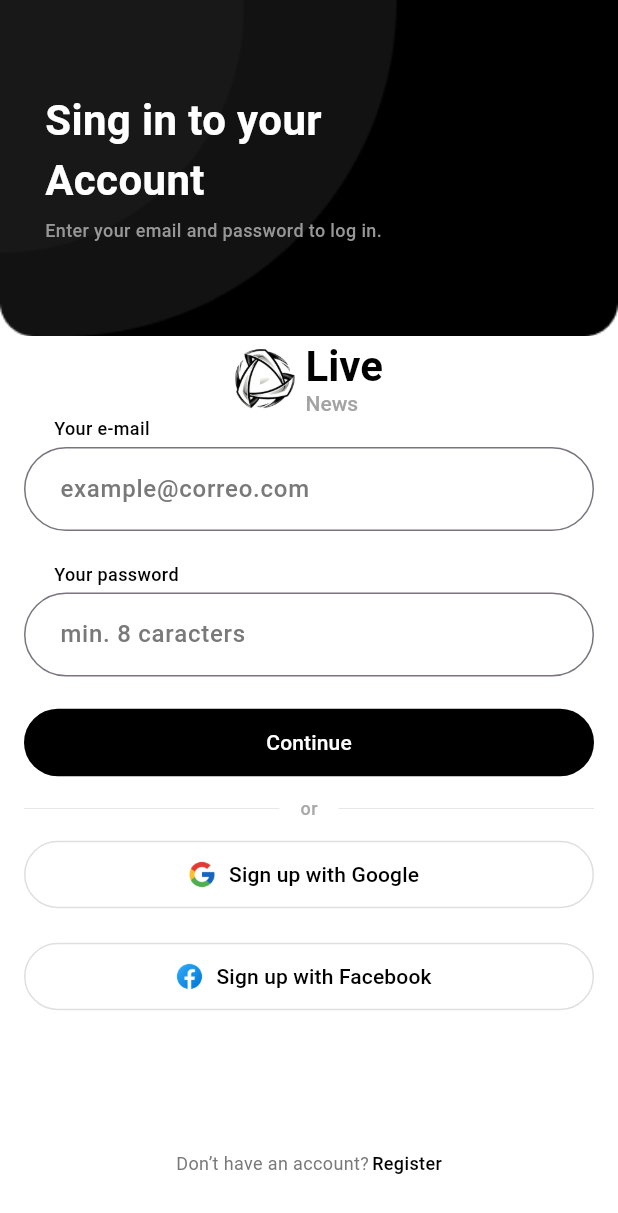
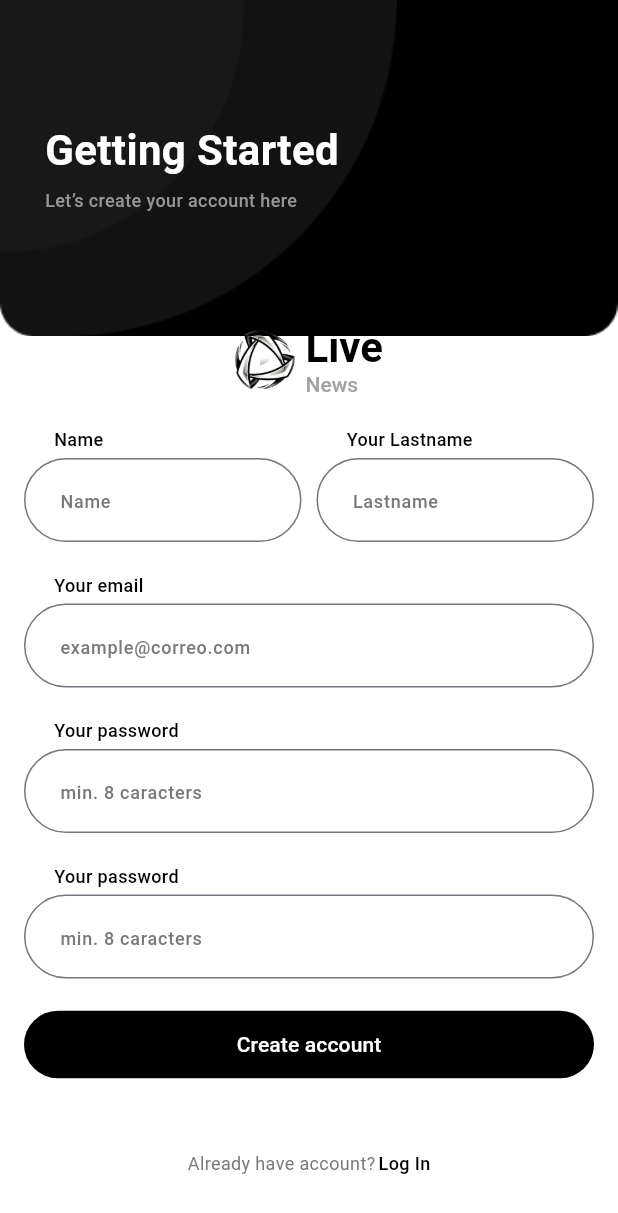
Before and after one commit to IsaiGonzalez08/live_news, a Flutter app: the LoginView screen opened directly, after a tap on "Register", on a phone screen of 412 x 824 dp. Shown: the top 1213 px of the screen. Run offline on Flutter 3.47's test engine with Material 3 defaults, Android fonts, the phone set to English and light mode, and no system bars.

Commit message:
[ADD] views register_view

```diff
--- a/lib/views/Login/login_view.dart
+++ b/lib/views/Login/login_view.dart
@@ -1,4 +1,5 @@
 import 'package:flutter/material.dart';
+import 'package:news_app/views/Register/register_view.dart';
 import 'package:news_app/widgets/custom_text_form.dart';
 
 class LoginView extends StatelessWidget {
@@ -10,7 +11,7 @@ class LoginView extends StatelessWidget {
       body: SingleChildScrollView(
         child: Container(
           width: double.infinity,
-          height: MediaQuery.of(context).size.height, // Asegura que el contenedor tenga la altura de la pantalla
+          height: MediaQuery.of(context).size.height,
           decoration: const BoxDecoration(
             color: Color(0xFFFFFFFF),
             image: DecorationImage(
@@ -92,6 +93,7 @@ class LoginView extends StatelessWidget {
                             const CustomTextFormField(
                               labelText: 'Your e-mail',
                               hintText: 'example@correo.com',
+                              width: double.infinity,
                             ),
                             const SizedBox(
                               height: 20,
@@ -99,6 +101,7 @@ class LoginView extends StatelessWidget {
                             const CustomTextFormField(
                               labelText: 'Your password',
                               hintText: 'min. 8 caracters',
+                              width: double.infinity,
                             ),
                             const SizedBox(
                               height: 20,
@@ -151,9 +154,8 @@ class LoginView extends StatelessWidget {
                               style: ButtonStyle(
                                 minimumSize: const WidgetStatePropertyAll(
                                     Size(double.infinity, 45)),
-                                backgroundColor:
-                                    const WidgetStatePropertyAll(
-                                        Color(0xFFFFFFFF)),
+                                backgroundColor: const WidgetStatePropertyAll(
+                                    Color(0xFFFFFFFF)),
                                 shape: WidgetStateProperty.all<
                                     RoundedRectangleBorder>(
                                   RoundedRectangleBorder(
@@ -182,9 +184,8 @@ class LoginView extends StatelessWidget {
                               style: ButtonStyle(
                                 minimumSize: const WidgetStatePropertyAll(
                                     Size(double.infinity, 45)),
-                                backgroundColor:
-                                    const WidgetStatePropertyAll(
-                                        Color(0xFFFFFFFF)),
+                                backgroundColor: const WidgetStatePropertyAll(
+                                    Color(0xFFFFFFFF)),
                                 shape: WidgetStateProperty.all<
                                     RoundedRectangleBorder>(
                                   RoundedRectangleBorder(
@@ -211,20 +212,24 @@ class LoginView extends StatelessWidget {
                     ),
                   ],
                 ),
-                Container(), // Este Container está vacío, podrías eliminarlo si no es necesario
+                Container(),
                 Row(
                   mainAxisAlignment: MainAxisAlignment.center,
                   children: [
                     const Text(
                       'Don’t have an account?',
-                      style:
-                          TextStyle(color: Color(0xFF797979), fontSize: 12),
+                      style: TextStyle(color: Color(0xFF797979), fontSize: 12),
                     ),
                     const SizedBox(
                       width: 2,
                     ),
                     InkWell(
-                      onTap: () {},
+                      onTap: () {
+                        Navigator.push(
+                            context,
+                            MaterialPageRoute(
+                                builder: (context) => const RegisterView()));
+                      },
                       child: const Text(
                         'Register',
                         style: TextStyle(
--- /dev/null
+++ b/lib/views/Register/register_view.dart
@@ -0,0 +1,194 @@
+import 'package:flutter/material.dart';
+import 'package:news_app/views/Login/login_view.dart';
+import 'package:news_app/widgets/custom_text_form.dart';
+
+class RegisterView extends StatelessWidget {
+  const RegisterView({super.key});
+
+  @override
+  Widget build(BuildContext context) {
+    return Scaffold(
+      body: SingleChildScrollView(
+        child: Container(
+          width: double.infinity,
+          height: MediaQuery.of(context).size.height,
+          decoration: const BoxDecoration(
+            color: Color(0xFFFFFFFF),
+            image: DecorationImage(
+              alignment: Alignment(0, -1),
+              fit: BoxFit.contain,
+              image: AssetImage('assets/images/login_signup_bg.png'),
+            ),
+          ),
+          child: Padding(
+            padding: const EdgeInsets.symmetric(vertical: 40),
+            child: Column(
+              crossAxisAlignment: CrossAxisAlignment.start,
+              mainAxisAlignment: MainAxisAlignment.spaceBetween,
+              children: [
+                const Padding(
+                  padding: EdgeInsets.symmetric(horizontal: 30, vertical: 40),
+                  child: Column(
+                    crossAxisAlignment: CrossAxisAlignment.start,
+                    children: [
+                      Text(
+                        'Getting Started',
+                        style: TextStyle(
+                            color: Color(0xFFFFFFFF),
+                            fontSize: 28,
+                            fontWeight: FontWeight.w600),
+                      ),
+                      SizedBox(
+                        height: 5,
+                      ),
+                      Text(
+                        textAlign: TextAlign.start,
+                        'Let’s create your account here',
+                        style: TextStyle(
+                            color: Color(0xFF979797),
+                            fontSize: 12,
+                            fontWeight: FontWeight.w500),
+                      ),
+                    ],
+                  ),
+                ),
+                Column(
+                  children: [
+                    const SizedBox(
+                      height: 20,
+                    ),
+                    Row(
+                      mainAxisAlignment: MainAxisAlignment.center,
+                      children: [
+                        Image.asset(
+                          'assets/images/logo_live_news.png',
+                          width: 40,
+                        ),
+                        const SizedBox(
+                          width: 7,
+                        ),
+                        RichText(
+                          softWrap: false,
+                          text: const TextSpan(
+                            text: 'Live',
+                            style: TextStyle(
+                                color: Color(0xFF000000),
+                                fontSize: 28,
+                                fontWeight: FontWeight.w600),
+                            children: [
+                              TextSpan(
+                                text: '\nNews',
+                                style: TextStyle(
+                                    color: Color(0xFFA3A3A3),
+                                    fontSize: 14,
+                                    fontWeight: FontWeight.w500),
+                              )
+                            ],
+                          ),
+                        ),
+                      ],
+                    ),
+                    Padding(
+                      padding: const EdgeInsets.symmetric(
+                          horizontal: 16, vertical: 20),
+                      child: Form(
+                          child: Column(
+                        children: [
+                          const Row(
+                            children: [
+                              Expanded(
+                                child: CustomTextFormField(
+                                  labelText: 'Name',
+                                  hintText: 'Name',
+                                  width: 200,
+                                ),
+                              ),
+                              SizedBox(
+                                width: 10,
+                              ),
+                              Expanded(
+                                child: CustomTextFormField(
+                                  labelText: 'Your Lastname',
+                                  hintText: 'Lastname',
+                                  width: 200,
+                                ),
+                              )
+                            ],
+                          ),
+                          const SizedBox(
+                            height: 20,
+                          ),
+                          const CustomTextFormField(
+                              labelText: 'Your email',
+                              hintText: 'example@correo.com',
+                              width: double.infinity),
+                          const SizedBox(
+                            height: 20,
+                          ),
+                          const CustomTextFormField(
+                            labelText: 'Your password',
+                            hintText: 'min. 8 caracters',
+                            width: double.infinity,
+                          ),
+                          const SizedBox(
+                            height: 20,
+                          ),
+                          const CustomTextFormField(
+                            labelText: 'Your password',
+                            hintText: 'min. 8 caracters',
+                            width: double.infinity,
+                          ),
+                          const SizedBox(
+                            height: 20,
+                          ),
+                          FilledButton(
+                            onPressed: () {},
+                            style: const ButtonStyle(
+                              minimumSize: WidgetStatePropertyAll(
+                                  Size(double.infinity, 45)),
+                              backgroundColor:
+                                  WidgetStatePropertyAll(Color(0xFF000000)),
+                            ),
+                            child: const Text('Create account'),
+                          ),
+                        ],
+                      )),
+                    ),
+                  ],
+                ),
+                Container(),
+                Row(
+                  mainAxisAlignment: MainAxisAlignment.center,
+                  children: [
+                    const Text(
+                      'Already have account?',
+                      style: TextStyle(color: Color(0xFF797979), fontSize: 12),
+                    ),
+                    const SizedBox(
+                      width: 2,
+                    ),
+                    InkWell(
+                      onTap: () {
+                        Navigator.push(
+                            context,
+                            MaterialPageRoute(
+                                builder: (context) => const LoginView()));
+                      },
+                      child: const Text(
+                        'Log In',
+                        style: TextStyle(
+                            color: Color(0xFF000000),
+                            fontWeight: FontWeight.w500,
+                            fontSize: 12),
+                      ),
+                    ),
+                  ],
+                ),
+              ],
+            ),
+          ),
+        ),
+      ),
+    );
+  }
+}
--- a/lib/widgets/custom_text_form.dart
+++ b/lib/widgets/custom_text_form.dart
@@ -2,9 +2,13 @@ import 'package:flutter/material.dart';
 
 class CustomTextFormField extends StatelessWidget {
   const CustomTextFormField(
-      {super.key, required this.labelText, required this.hintText});
+      {super.key,
+      required this.labelText,
+      required this.hintText,
+      required this.width});
   final String labelText;
   final String hintText;
+  final double width;
 
   @override
   Widget build(BuildContext context) {
@@ -21,12 +25,16 @@ class CustomTextFormField extends StatelessWidget {
                 fontWeight: FontWeight.w500),
           ),
         ),
-        TextFormField(
+        SizedBox(
+          width: width,
+          child: TextFormField(
             cursorColor: const Color(0xFF000000),
             decoration: InputDecoration(
               hintText: hintText,
               hintStyle: const TextStyle(
-                  color: Color(0xFF797979), fontWeight: FontWeight.w500),
+                  color: Color(0xFF797979),
+                  fontWeight: FontWeight.w500,
+                  fontSize: 12),
               contentPadding:
                   const EdgeInsets.only(top: 16, bottom: 16, left: 20),
               focusedBorder: const OutlineInputBorder(
@@ -34,13 +42,19 @@ class CustomTextFormField extends StatelessWidget {
                 borderSide: BorderSide(
                   width: 1.2,
                   color: Color(0xFF000000),
-                      style: BorderStyle.solid)),
+                  style: BorderStyle.solid,
+                ),
+              ),
               border: const OutlineInputBorder(
                 borderRadius: BorderRadius.all(Radius.circular(30)),
                 borderSide: BorderSide(
                   width: 1,
                   color: Color(0xFFDFDFDF),
-                      style: BorderStyle.solid))),
+                  style: BorderStyle.solid,
+                ),
+              ),
+            ),
+          ),
         )
       ],
     );
```
Lines whose indentation alone changed are shown as unchanged.
